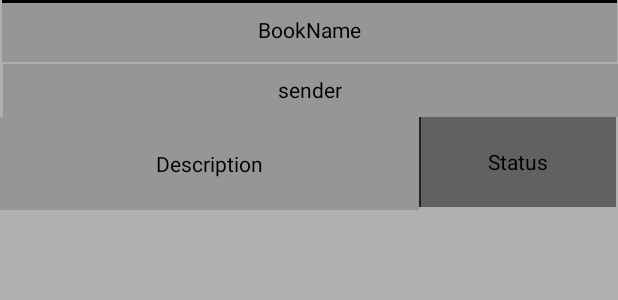
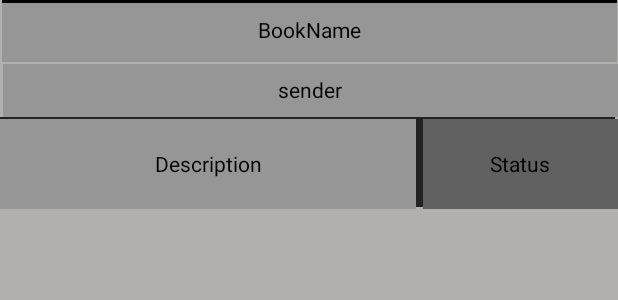
Before and after one commit to CMPUT-301-Fall2020/CMPUT301F20T36, an Android app: the layout request_list_content.xml on its own in the app's theme, with its tools: preview values and no code run, on a phone screen of 412 x 824 dp. Shown: the top 300 px of the screen. Run offline under Robolectric (Android 15) with nearby library versions, the phone set to English and light mode, and no system bars.

Commit message:
modified UI

```diff
--- a/BOOK_MASTER/app/src/main/res/layout-v26/request_list_content.xml
+++ /dev/null
@@ -1,94 +0,0 @@
-<?xml version="1.0" encoding="utf-8"?>
-<androidx.constraintlayout.widget.ConstraintLayout xmlns:android="http://schemas.android.com/apk/res/android"
-    xmlns:app="http://schemas.android.com/apk/res-auto"
-    xmlns:tools="http://schemas.android.com/tools"
-    android:layout_width="match_parent"
-    android:layout_height="match_parent"
-    android:background="#CCD3CFCF">
-
-    <TextView
-        android:id="@+id/Request_list_bookname"
-        android:layout_width="410dp"
-        android:layout_height="40dp"
-        android:text="BookName"
-        android:maxLines="1"
-        android:autoSizeMaxTextSize="30dp"
-        android:autoSizeMinTextSize="2dp"
-        android:gravity="center"
-        android:textColor="#000000"
-        app:layout_constraintEnd_toEndOf="parent"
-        app:layout_constraintStart_toStartOf="parent"
-        app:layout_constraintTop_toTopOf="parent" />
-
-    <TextView
-        android:id="@+id/Request_list_sender"
-        android:layout_width="410dp"
-        android:layout_height="34dp"
-        android:layout_marginTop="1dp"
-        android:text="sender"
-        android:maxLines="1"
-        android:autoSizeMaxTextSize="30dp"
-        android:autoSizeMinTextSize="2dp"
-        android:gravity="center"
-        android:textColor="#000000"
-        app:layout_constraintEnd_toEndOf="parent"
-        app:layout_constraintTop_toBottomOf="@+id/editTextTextPersonName2" />
-
-    <TextView
-        android:id="@+id/Borrower_desc"
-        android:layout_width="264dp"
-        android:layout_height="60dp"
-        android:text="Description"
-        android:maxLines="4"
-        android:autoSizeMaxTextSize="30dp"
-        android:autoSizeMinTextSize="2dp"
-        android:gravity="left"
-        android:textColor="#000000"
-        app:layout_constraintEnd_toStartOf="@+id/Request_list_status"
-        app:layout_constraintTop_toBottomOf="@+id/editTextTextPersonName3" />
-
-    <TextView
-        android:id="@+id/Request_list_status"
-        android:layout_width="147dp"
-        android:layout_height="60dp"
-        android:text="Status"
-        android:gravity="center"
-        android:textColor="#000000"
-        app:layout_constraintEnd_toEndOf="parent"
-        app:layout_constraintTop_toBottomOf="@+id/editTextTextPersonName3" />
-
-    <TextView
-        android:id="@+id/editTextTextPersonName"
-        android:layout_width="395dp"
-        android:layout_height="2dp"
-        android:layout_marginStart="16dp"
-        android:layout_marginLeft="16dp"
-        android:background="#000000"
-        android:ems="10"
-        android:inputType="textPersonName"
-        app:layout_constraintEnd_toEndOf="parent"
-        app:layout_constraintStart_toStartOf="parent"
-        app:layout_constraintTop_toTopOf="parent" />
-
-    <TextView
-        android:id="@+id/editTextTextPersonName2"
-        android:layout_width="395dp"
-        android:layout_height="1dp"
-        android:background="#969696"
-        android:ems="10"
-        android:inputType="textPersonName"
-        app:layout_constraintEnd_toEndOf="parent"
-        app:layout_constraintTop_toBottomOf="@+id/Request_list_bookname" />
-
-    <TextView
-        android:id="@+id/editTextTextPersonName3"
-        android:layout_width="410dp"
-        android:layout_height="1dp"
-        android:background="#969696"
-        android:ems="10"
-        android:inputType="textPersonName"
-        android:text="Name"
-        app:layout_constraintEnd_toEndOf="parent"
-        app:layout_constraintTop_toBottomOf="@+id/Request_list_sender" />
-
-</androidx.constraintlayout.widget.ConstraintLayout>
--- a/BOOK_MASTER/app/src/main/res/layout/request_list_content.xml
+++ b/BOOK_MASTER/app/src/main/res/layout/request_list_content.xml
@@ -81,8 +81,9 @@
 
     <TextView
         android:id="@+id/Borrower_desc"
-        android:layout_width="279dp"
-        android:layout_height="62dp"
+        android:layout_width="277dp"
+        android:layout_height="60dp"
+        android:layout_marginTop="1dp"
         android:autoSizeMaxTextSize="30dp"
         android:autoSizeMinTextSize="2dp"
         android:background="#969696"
@@ -90,8 +91,6 @@
         android:maxLines="4"
         android:text="Description"
         android:textColor="#000000"
-        app:layout_constraintEnd_toEndOf="parent"
-        app:layout_constraintHorizontal_bias="0.0"
         app:layout_constraintStart_toStartOf="parent"
         app:layout_constraintTop_toBottomOf="@+id/editTextTextPersonName3" />
 
@@ -99,13 +98,24 @@
         android:id="@+id/Request_list_status"
         android:layout_width="130dp"
         android:layout_height="60dp"
+        android:layout_marginTop="1dp"
         android:background="#616161"
         android:gravity="center"
         android:text="Status"
         android:textColor="#000000"
+        android:textSize="14sp"
         app:layout_constraintEnd_toEndOf="parent"
-        app:layout_constraintHorizontal_bias="0.996"
-        app:layout_constraintStart_toStartOf="parent"
         app:layout_constraintTop_toTopOf="@+id/textView7" />
 
+    <TextView
+        android:id="@+id/textView8"
+        android:layout_width="410dp"
+        android:layout_height="1dp"
+        android:layout_marginEnd="1dp"
+        android:layout_marginRight="1dp"
+        android:text="TextView"
+        app:layout_constraintEnd_toEndOf="parent"
+        app:layout_constraintStart_toStartOf="parent"
+        app:layout_constraintTop_toBottomOf="@+id/Request_list_sender" />
+
 </androidx.constraintlayout.widget.ConstraintLayout>
```
